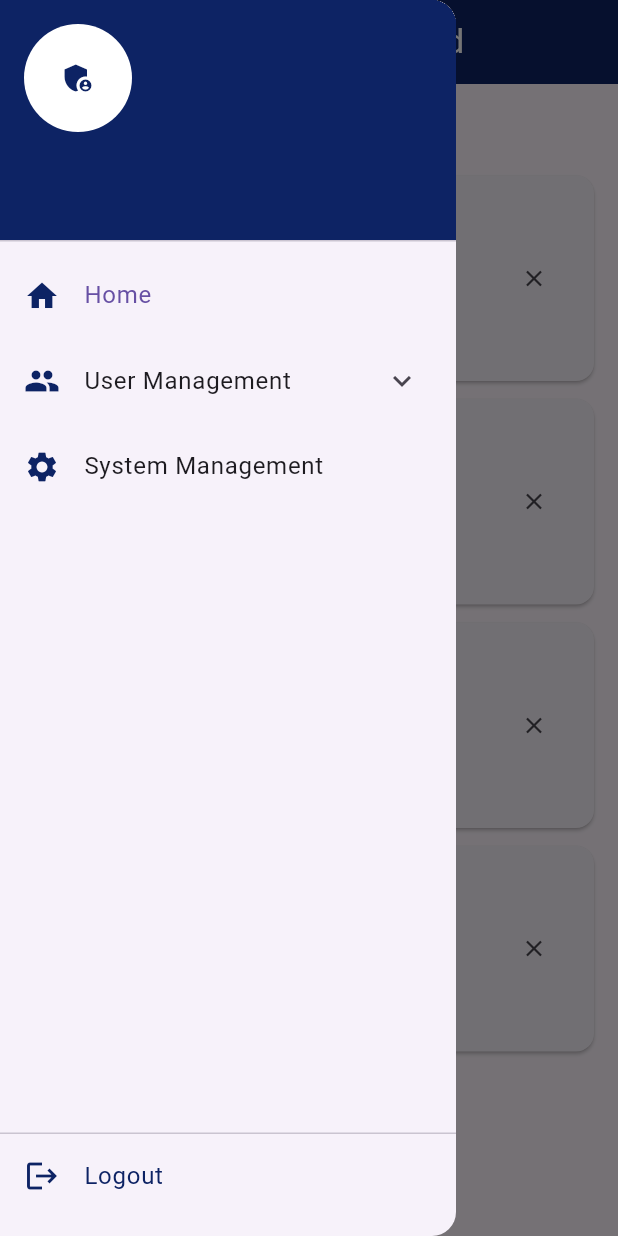
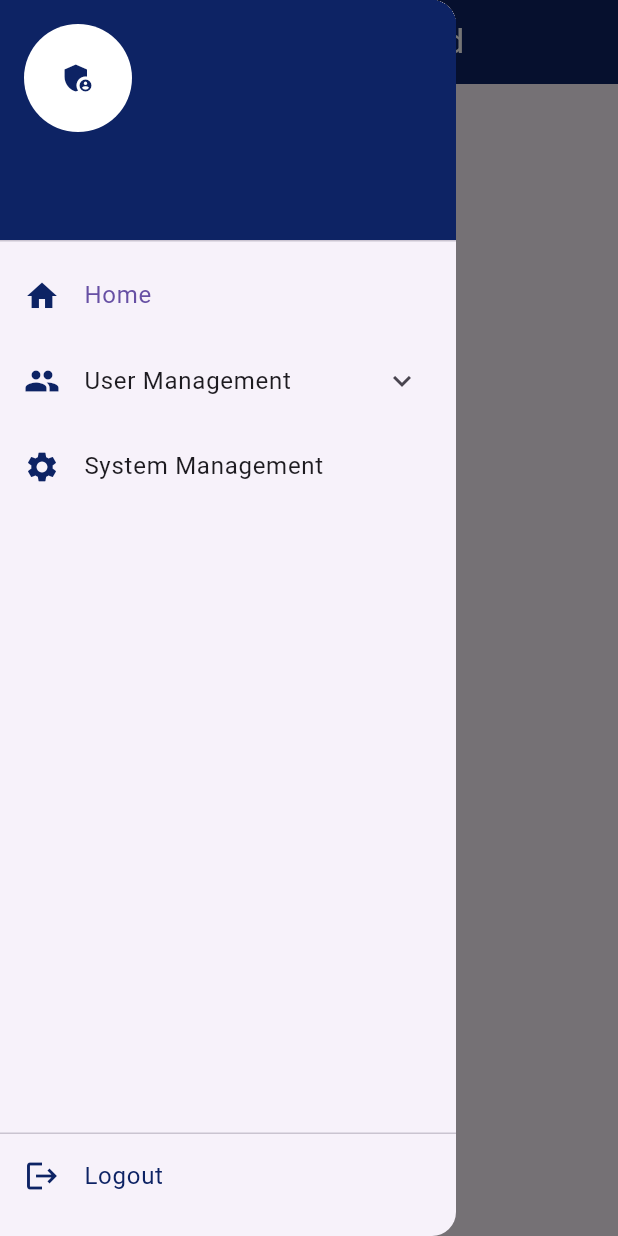
Before and after one commit to Venomous0511/JeepEZ, a Flutter app: the SuperAdminDashboard screen opened directly with empty values, with the side drawer open, on a phone screen of 412 x 824 dp. Run offline on Flutter 3.47's test engine with Material 3 defaults, Android fonts, the phone set to English and light mode, and no system bars; our stand-ins replace cloud_firestore, firebase_auth, firebase_core; accounts and stored records are empty; generated files the repository leaves out were written again.

```diff
--- a/lib/screens/dashboards/super_admin_dashboard.dart
+++ b/lib/screens/dashboards/super_admin_dashboard.dart
@@ -1,4 +1,6 @@
+import 'package:cloud_firestore/cloud_firestore.dart';
 import 'package:flutter/material.dart';
+import 'package:intl/intl.dart';
 import '../../models/app_user.dart';
 import '../../services/auth_service.dart';
 import '../SuperAdminScreen/employee_list.dart';
@@ -21,30 +23,6 @@ class _SuperAdminDashboardState extends State<SuperAdminDashboard> {
 
   // For dropdown in drawer
   bool showUserManagementOptions = false;
-
-  // Sample notifications data
-  final List<Map<String, String>> _notifications = [
-    {
-      'title': 'System Update Available',
-      'message': 'Version 2.0.0 is now available for download',
-      'time': '2 hours ago',
-    },
-    {
-      'title': 'New Employee Registered',
-      'message': 'John Doe has been added to the system',
-      'time': '5 hours ago',
-    },
-    {
-      'title': 'Maintenance Scheduled',
-      'message': 'System maintenance scheduled for tomorrow at 2:00 AM',
-      'time': '1 day ago',
-    },
-    {
-      'title': 'Backup Completed',
-      'message': 'System backup was completed successfully',
-      'time': '2 days ago',
-    },
-  ];
 
   late List<Widget> _screens;
 
@@ -75,39 +53,65 @@ class _SuperAdminDashboardState extends State<SuperAdminDashboard> {
               color: Color(0xFF0D2364),
             ),
           ),
+
           const SizedBox(height: 16),
+
           Expanded(
-            child: _notifications.isEmpty
-                ? const Center(
-                    child: Text(
-                      'No notifications',
-                      style: TextStyle(color: Colors.grey),
-                    ),
-                  )
-                : ListView.builder(
-                    itemCount: _notifications.length,
+            child: StreamBuilder<QuerySnapshot>(
+                stream: FirebaseFirestore.instance
+                    .collection('notifications')
+                    .where('dismissed', isEqualTo: false)
+                    .orderBy('time', descending: true)
+                    .snapshots(),
+                builder: (context, snapshot) {
+                  if (snapshot.connectionState == ConnectionState.waiting) {
+                    return const Center(child: CircularProgressIndicator());
+                  }
+
+                  if (!snapshot.hasData || snapshot.data!.docs.isEmpty) {
+                    return const Center(
+                      child: Text(
+                        'No notifications',
+                        style: TextStyle(color: Colors.grey),
+                      ),
+                    );
+                  }
+
+                  final docs = snapshot.data!.docs;
+
+                  return ListView.builder(
+                    itemCount: docs.length,
                     itemBuilder: (context, index) {
-                      final notification = _notifications[index];
+                      final data = docs[index].data() as Map<String, dynamic>;
+
                       return Card(
                         margin: const EdgeInsets.only(bottom: 12),
+
                         child: ListTile(
                           contentPadding: const EdgeInsets.all(16),
+
                           leading: const Icon(
                             Icons.notifications,
                             color: Color(0xFF0D2364),
                           ),
+
                           title: Text(
-                            notification['title']!,
+                            data['title'],
                             style: const TextStyle(fontWeight: FontWeight.bold),
                           ),
+
                           subtitle: Column(
                             crossAxisAlignment: CrossAxisAlignment.start,
                             children: [
                               const SizedBox(height: 4),
-                              Text(notification['message']!),
+
+                              Text(data['message']),
+
                               const SizedBox(height: 4),
+
                               Text(
-                                notification['time']!,
+                                DateFormat('MMM d, y hh:mm a').format((data['time'] as Timestamp).toDate()),
+
                                 style: const TextStyle(
                                   fontSize: 12,
                                   color: Colors.grey,
@@ -115,18 +119,18 @@ class _SuperAdminDashboardState extends State<SuperAdminDashboard> {
                               ),
                             ],
                           ),
+
                           trailing: IconButton(
                             icon: const Icon(Icons.close, size: 18),
-                            onPressed: () {
-                              setState(() {
-                                _notifications.removeAt(index);
-                              });
+                            onPressed: () async {
+                              await docs[index].reference.update({'dismissed': true});
                             },
                           ),
                         ),
                       );
                     },
-                  ),
+                  );
+                })
           ),
         ],
       ),
--- a/pubspec.yaml
+++ b/pubspec.yaml
@@ -14,6 +14,7 @@ dependencies:
   firebase_auth: ^6.0.1
   cloud_firestore: ^6.0.0
   provider: ^6.1.5
+  intl: ^0.20.2
 
 dev_dependencies:
   flutter_test:
```
Also changed, not shown: lib/screens/SuperAdminScreen/employee_list.dart (+46 -51 lines), pubspec.lock.
